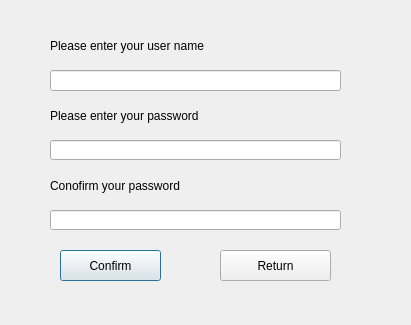
The window that try_Client/register.ui (LittleQili/Chatroom_Client) describes before a commit, drawn with Qt 5.
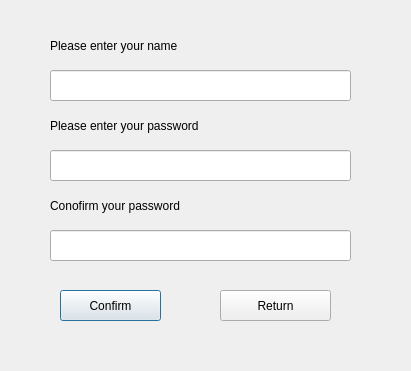
The same window after the commit.

Commit message: add change name and quiry of users

Patch:
```diff
--- a/try_Client/register.ui
+++ b/try_Client/register.ui
@@ -7,7 +7,7 @@
     <x>0</x>
     <y>0</y>
     <width>411</width>
-    <height>325</height>
+    <height>371</height>
    </rect>
   </property>
   <property name="windowTitle">
@@ -26,7 +26,7 @@
     </rect>
    </property>
    <property name="text">
-    <string>Please enter your user name</string>
+    <string>Please enter your name</string>
    </property>
   </widget>
   <widget class="QLineEdit" name="user_name">
@@ -34,8 +34,8 @@
     <rect>
      <x>50</x>
      <y>70</y>
-     <width>291</width>
-     <height>21</height>
+     <width>301</width>
+     <height>31</height>
     </rect>
    </property>
   </widget>
@@ -43,7 +43,7 @@
    <property name="geometry">
     <rect>
      <x>50</x>
-     <y>100</y>
+     <y>110</y>
      <width>291</width>
      <height>31</height>
     </rect>
@@ -56,9 +56,9 @@
    <property name="geometry">
     <rect>
      <x>50</x>
-     <y>140</y>
-     <width>291</width>
-     <height>20</height>
+     <y>150</y>
+     <width>301</width>
+     <height>31</height>
     </rect>
    </property>
    <property name="echoMode">
@@ -69,7 +69,7 @@
    <property name="geometry">
     <rect>
      <x>50</x>
-     <y>170</y>
+     <y>190</y>
      <width>291</width>
      <height>31</height>
     </rect>
@@ -82,9 +82,9 @@
    <property name="geometry">
     <rect>
      <x>50</x>
-     <y>210</y>
-     <width>291</width>
-     <height>20</height>
+     <y>230</y>
+     <width>301</width>
+     <height>31</height>
     </rect>
    </property>
    <property name="echoMode">
@@ -95,7 +95,7 @@
    <property name="geometry">
     <rect>
      <x>60</x>
-     <y>250</y>
+     <y>290</y>
      <width>101</width>
      <height>31</height>
     </rect>
@@ -108,7 +108,7 @@
    <property name="geometry">
     <rect>
      <x>220</x>
-     <y>250</y>
+     <y>290</y>
      <width>111</width>
      <height>31</height>
     </rect>
```
The commit also changes 19 other files.
